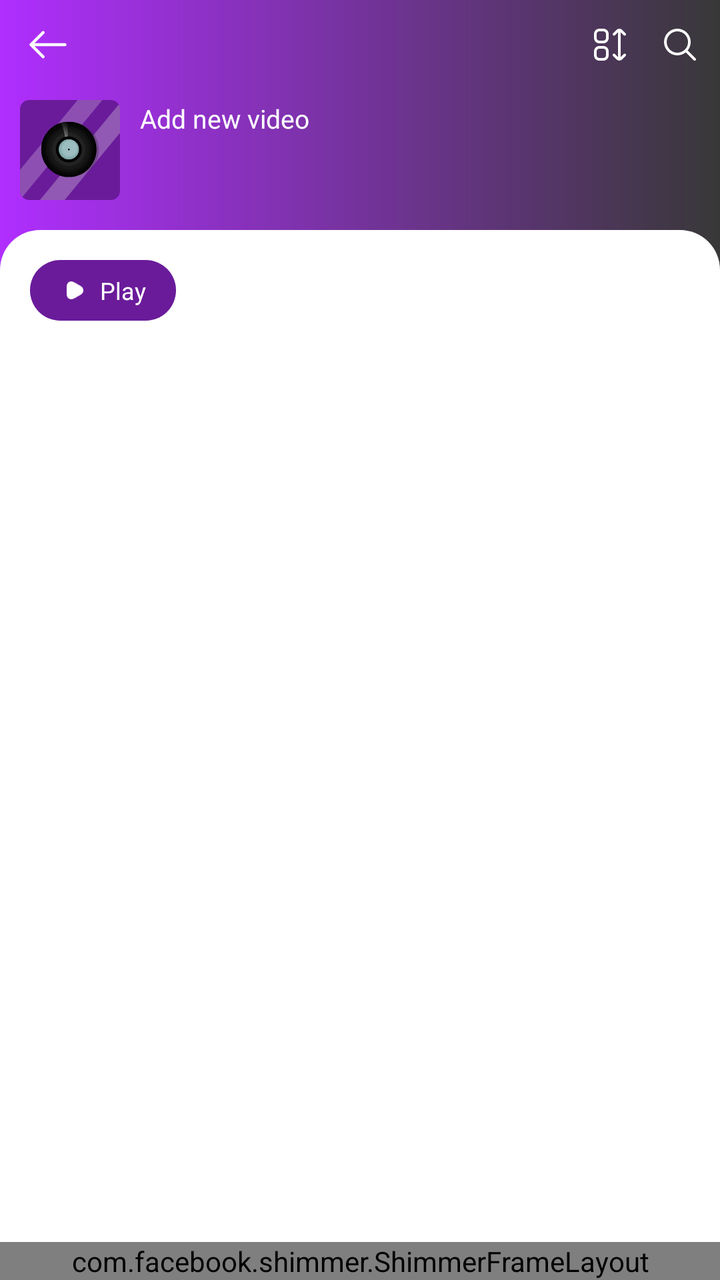
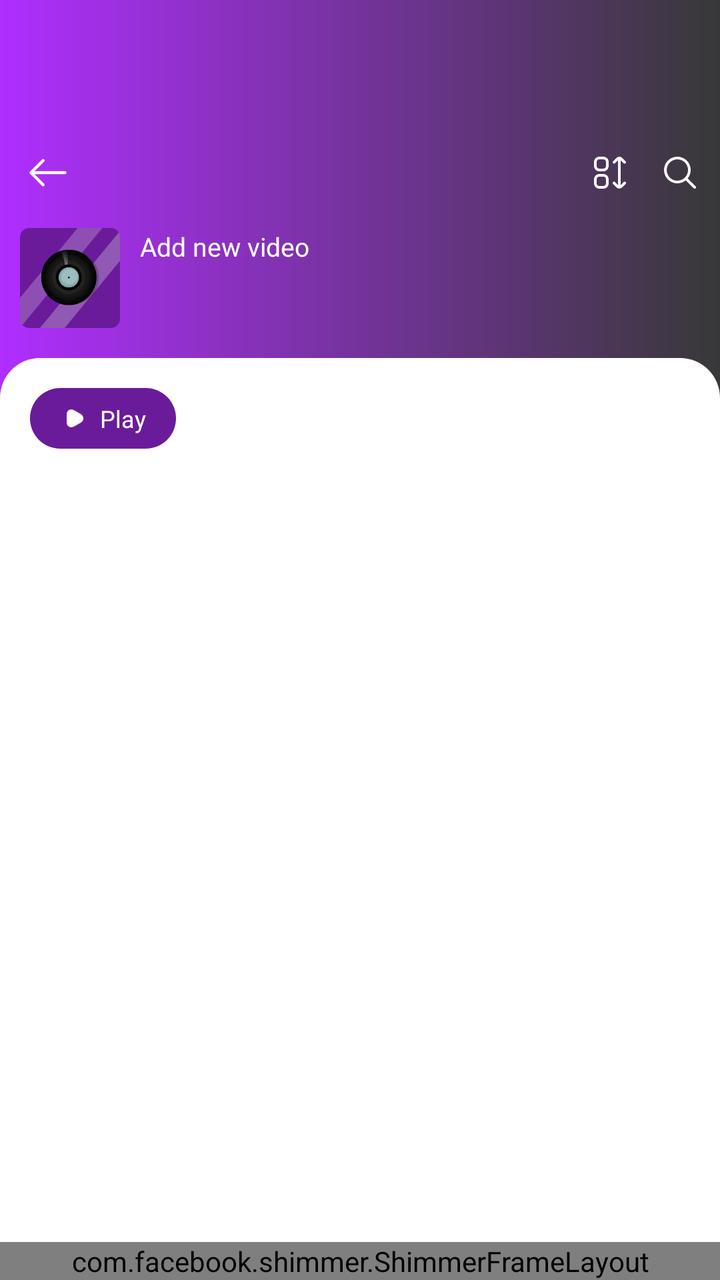

Two renders of the same Android screen: before a commit and after it. Below are the layout's source before the change and the commit's diff.
<!-- AndroidManifest.xml: application theme AppTheme -->
<!-- res/layout/activity_music_album.xml -->
<?xml version="1.0" encoding="utf-8"?>
<androidx.constraintlayout.widget.ConstraintLayout xmlns:android="http://schemas.android.com/apk/res/android"
    xmlns:aapt="http://schemas.android.com/aapt"
    xmlns:app="http://schemas.android.com/apk/res-auto"
    android:layout_width="match_parent"
    android:layout_height="match_parent"
    android:background="@drawable/bg_album">

    <RelativeLayout
        android:id="@+id/rl_title"
        android:layout_width="match_parent"
        android:layout_height="@dimen/_45sdp"
        app:layout_constraintEnd_toEndOf="parent"
        app:layout_constraintStart_toStartOf="parent"
        app:layout_constraintTop_toTopOf="parent">


        <ImageView
            android:id="@+id/iv_back"
            android:layout_width="@dimen/_38sdp"
            android:layout_height="@dimen/_38sdp"
            android:layout_centerVertical="true"
            android:layout_marginStart="@dimen/_5sdp"
            android:background="@drawable/bg_ripple_click_circle"
            android:padding="@dimen/_7sdp"
            android:src="@drawable/ic_back"
            app:tint="@color/white" />

        <TextView
            android:id="@+id/tv_title"
            android:layout_width="match_parent"
            android:layout_height="wrap_content"
            android:layout_centerVertical="true"
            android:layout_marginStart="@dimen/_5sdp"
            android:layout_marginEnd="@dimen/_5sdp"
            android:layout_toStartOf="@+id/iv_sort"
            android:layout_toEndOf="@+id/iv_back"
            android:ellipsize="end"
            android:fontFamily="@font/poppin_medium"
            android:gravity="center_vertical"
            android:lines="1"
            android:text="@string/add_new_video"
            android:textColor="@color/white"
            android:textSize="@dimen/_14sdp"
            android:visibility="gone" />

        <ImageView
            android:id="@+id/iv_sort"
            android:layout_width="@dimen/_30sdp"
            android:layout_height="@dimen/_30sdp"
            android:layout_centerVertical="true"
            android:layout_marginEnd="@dimen/_5sdp"
            android:layout_toStartOf="@+id/iv_search"
            android:background="@drawable/bg_ripple_click_circle"
            android:padding="@dimen/_7sdp"
            android:src="@drawable/ic_sort"
            app:tint="@color/white" />

        <ImageView
            android:id="@+id/iv_search"
            android:layout_width="@dimen/_30sdp"
            android:layout_height="@dimen/_30sdp"
            android:layout_alignParentEnd="true"
            android:layout_centerVertical="true"
            android:layout_marginEnd="@dimen/_5sdp"
            android:background="@drawable/bg_ripple_click_circle"
            android:padding="@dimen/_7sdp"
            android:src="@drawable/img_search"
            app:tint="@color/white" />
    </RelativeLayout>

    <RelativeLayout
        android:id="@+id/rl_search_view"
        android:layout_width="match_parent"
        android:layout_height="@dimen/_40sdp"
        android:visibility="invisible"
        app:layout_constraintEnd_toEndOf="parent"
        app:layout_constraintStart_toStartOf="parent"
        app:layout_constraintTop_toTopOf="parent">

        <androidx.appcompat.widget.SearchView
            android:id="@+id/search_view"
            android:layout_width="match_parent"
            android:layout_height="match_parent"
            android:layout_marginStart="@dimen/_16sdp"
            android:layout_marginTop="@dimen/_5sdp"
            android:layout_marginBottom="@dimen/_5sdp"
            android:layout_toStartOf="@+id/tv_cancel_search"
            android:background="@drawable/bg_search"
            android:gravity="center_vertical"
            android:theme="@style/SearchViewStyle"
            app:closeIcon="@null"
            app:defaultQueryHint="@string/type_in_your_search"
            app:queryHint="@string/type_in_your_search"
            app:searchHintIcon="@null"
            app:searchIcon="@drawable/ic_home_search" />

        <ImageView
            android:id="@+id/tv_cancel_search"
            android:layout_width="@dimen/_30sdp"
            android:layout_height="@dimen/_30sdp"
            android:layout_alignParentEnd="true"
            android:layout_centerVertical="true"
            android:layout_marginStart="@dimen/_5sdp"
            android:layout_marginEnd="@dimen/_10sdp"
            android:background="@drawable/bg_ripple_click_circle"
            android:src="@drawable/ic_noti_close"
            app:tint="@color/white" />
    </RelativeLayout>


    <ImageView
        android:id="@+id/iv_album_art"
        android:layout_width="@dimen/_50sdp"
        android:layout_height="@dimen/_50sdp"
        android:layout_gravity="center"
        android:layout_marginStart="@dimen/_10sdp"
        android:layout_marginTop="@dimen/_5sdp"
        android:scaleType="centerCrop"
        android:src="@drawable/ic_music_album"
        app:layout_constraintStart_toStartOf="parent"
        app:layout_constraintTop_toBottomOf="@+id/rl_title" />


    <LinearLayout
        android:layout_width="0dp"
        android:layout_height="@dimen/_90sdp"
        android:layout_marginStart="@dimen/_10sdp"
        android:layout_marginEnd="@dimen/_10sdp"
        android:gravity="center_vertical"
        android:orientation="vertical"
        app:layout_constraintBottom_toBottomOf="@+id/iv_album_art"
        app:layout_constraintEnd_toEndOf="parent"
        app:layout_constraintStart_toEndOf="@+id/iv_album_art"
        app:layout_constraintTop_toTopOf="@+id/iv_album_art">

        <TextView
            android:id="@+id/tv_title_2"
            android:layout_width="wrap_content"
            android:layout_height="wrap_content"
            android:ellipsize="end"
            android:gravity="center"
            android:lines="1"
            android:text="@string/add_new_video"
            android:textColor="@color/white"
            android:textSize="@dimen/_13sdp" />

        <TextView
            android:id="@+id/tv_artist"
            android:layout_width="wrap_content"
            android:layout_height="wrap_content"
            android:layout_marginTop="2dp"
            android:ellipsize="end"
            android:gravity="center"
            android:lines="1"
            android:textColor="@color/white"
            android:textSize="@dimen/_10sdp" />

        <TextView
            android:id="@+id/tv_info_album"
            android:layout_width="wrap_content"
            android:layout_height="wrap_content"
            android:layout_marginTop="2dp"
            android:ellipsize="end"
            android:gravity="center"
            android:lines="1"
            android:textColor="@color/white"
            android:textSize="@dimen/_10sdp" />
    </LinearLayout>


    <RelativeLayout
        android:id="@+id/cv_thumbnail"
        android:layout_width="match_parent"
        android:layout_height="0dp"
        android:layout_marginTop="@dimen/_15sdp"
        android:background="@drawable/bg_fragment_content"
        app:layout_constraintBottom_toBottomOf="parent"
        app:layout_constraintBottom_toTopOf="@+id/bottom"
        app:layout_constraintTop_toBottomOf="@+id/iv_album_art">


        <LinearLayout
            android:id="@+id/ll_play"
            android:layout_width="wrap_content"
            android:layout_height="wrap_content"
            android:layout_marginStart="@dimen/_15sdp"
            android:layout_marginTop="@dimen/_15sdp"
            android:background="@drawable/bg_main"
            android:gravity="center"
            android:paddingStart="@dimen/_15sdp"
            android:paddingTop="@dimen/_7sdp"
            android:paddingEnd="@dimen/_15sdp"
            android:paddingBottom="@dimen/_7sdp">

            <ImageView
                android:layout_width="@dimen/_15sdp"
                android:layout_height="@dimen/_15sdp"
                android:src="@drawable/ic_play_album" />

            <TextView
                android:layout_width="wrap_content"
                android:layout_height="wrap_content"
                android:layout_marginStart="@dimen/_5sdp"
                android:text="@string/play"
                android:textColor="@color/white"
                android:textSize="@dimen/_12sdp" />
        </LinearLayout>

        <androidx.recyclerview.widget.RecyclerView
            android:id="@+id/rv_content"
            android:layout_width="match_parent"
            android:layout_height="match_parent"
            android:layout_below="@+id/ll_play"
            android:layout_marginBottom="@dimen/_5sdp"
            android:paddingTop="@dimen/_10sdp" />

    </RelativeLayout>


    <LinearLayout
        android:id="@+id/bottom"
        android:layout_width="match_parent"
        android:layout_height="wrap_content"
        android:layout_alignParentBottom="true"
        android:background="@color/bg_color"
        android:orientation="vertical"
        app:layout_constraintBottom_toBottomOf="parent"
        app:layout_constraintEnd_toEndOf="parent"
        app:layout_constraintStart_toStartOf="parent">

        <com.facebook.shimmer.ShimmerFrameLayout
            android:id="@+id/shimmer_container_banner"
            android:layout_width="match_parent"
            android:layout_height="wrap_content"
            android:layout_alignParentBottom="true"
            android:background="@drawable/bg_card_ads"
            app:shimmer_auto_start="true"
            app:shimmer_base_color="#ccc">

            <include layout="@layout/load_banner" />

        </com.facebook.shimmer.ShimmerFrameLayout>


        <RelativeLayout
            android:id="@+id/adContainerBanner"
            style="@style/BannerAdsView" />

    </LinearLayout>
</androidx.constraintlayout.widget.ConstraintLayout>
<!-- res/layout/load_banner.xml (included above) -->
<?xml version="1.0" encoding="utf-8"?>
<RelativeLayout xmlns:android="http://schemas.android.com/apk/res/android"
    android:layout_width="match_parent"
    android:layout_height="50dp">

    <LinearLayout
        android:layout_width="match_parent"
        android:layout_height="50dp"
        android:orientation="horizontal">

        <ImageView
            android:layout_width="50dp"
            android:layout_height="50dp"
            android:background="@color/gray_light"
            android:contentDescription="@string/app_name"
            android:padding="5dp"
            android:scaleType="centerCrop" />

        <LinearLayout
            android:layout_width="0dp"
            android:layout_height="match_parent"
            android:layout_gravity="center"
            android:layout_marginLeft="5dp"
            android:layout_marginRight="5dp"
            android:layout_weight="1"
            android:gravity="center"
            android:orientation="vertical">

            <TextView
                android:layout_width="match_parent"
                android:layout_height="wrap_content"
                android:layout_marginTop="5dp"
                android:background="@color/gray_light"
                android:ellipsize="end"
                android:lines="1"
                android:textColor="@android:color/black"
                android:textSize="15sp" />

            <TextView
                android:layout_width="match_parent"
                android:layout_height="wrap_content"
                android:layout_marginBottom="5dp"
                android:background="@color/gray_light"
                android:ellipsize="end"
                android:lines="1"
                android:textColor="@android:color/darker_gray"
                android:textSize="14sp" />
        </LinearLayout>

        <androidx.appcompat.widget.AppCompatButton
            android:layout_width="wrap_content"
            android:layout_height="wrap_content"
            android:layout_gravity="center"
            android:layout_marginTop="5dp"
            android:layout_marginEnd="10dp"
            android:layout_marginBottom="5dp"
            android:background="@drawable/bg_main"
            android:gravity="center"
            android:paddingLeft="5dp"
            android:paddingRight="5dp"
            android:textColor="@android:color/white"
            android:textSize="12sp"
          />
    </LinearLayout>

    <TextView
        style="@style/Ads"
        android:layout_alignParentStart="true"
        android:layout_alignParentTop="true" />
</RelativeLayout>
<!-- resources referenced by this layout -->
<resources>
  <color name="bg_color">#ffffff</color>
  <color name="gray_light">#9F9F9F</color>
  <color name="white">#FFFFFFFF</color>
  <dimen name="_10sdp">10dp</dimen>
  <dimen name="_12sdp">12dp</dimen>
  <dimen name="_13sdp">13dp</dimen>
  <dimen name="_14sdp">14dp</dimen>
  <dimen name="_15sdp">15dp</dimen>
  <dimen name="_16sdp">16dp</dimen>
  <dimen name="_30sdp">30dp</dimen>
  <dimen name="_38sdp">38dp</dimen>
  <dimen name="_40sdp">40dp</dimen>
  <dimen name="_45sdp">45dp</dimen>
  <dimen name="_50sdp">50dp</dimen>
  <dimen name="_5sdp">5dp</dimen>
  <dimen name="_7sdp">7dp</dimen>
  <dimen name="_90sdp">90dp</dimen>
  <!-- drawable bg_album (drawable) -->
  <?xml version="1.0" encoding="utf-8"?>
  <shape xmlns:android="http://schemas.android.com/apk/res/android">
  
      <gradient
          android:endColor="#383838"
          android:startColor="#B02EFF"
          android:type="linear" />
  
  </shape>
  <!-- drawable bg_fragment_content (drawable) -->
  <?xml version="1.0" encoding="utf-8"?>
  <shape xmlns:android="http://schemas.android.com/apk/res/android" xmlns:app="http://schemas.android.com/apk/res-auto" xmlns:aapt="http://schemas.android.com/aapt">
      <corners android:topLeftRadius="20dp" android:topRightRadius="20dp"/>
      <solid android:color="#ffffff"/>
  </shape>
  <!-- drawable bg_main (drawable) -->
  <?xml version="1.0" encoding="utf-8"?>
  <shape xmlns:android="http://schemas.android.com/apk/res/android" xmlns:app="http://schemas.android.com/apk/res-auto" xmlns:aapt="http://schemas.android.com/aapt">
      <solid android:color="@color/app_color"/>
      <corners android:radius="@dimen/_50sdp"/>
  </shape>
  <string name="add_new_video">Add new video</string>
  <string name="app_name">HD Video Player - All in One</string>
  <string name="play">Play</string>
  <string name="type_in_your_search">Type in your search</string>
  <style name="BannerAdsView">
          <item name="android:layout_alignParentBottom">true</item>
          <item name="android:layout_width">match_parent</item>
          <item name="android:layout_height">wrap_content</item>
          <item name="android:layout_centerHorizontal">true</item>
          <item name="android:gravity">center</item>
      </style>
  <style name="SearchViewStyle">
          <item name="android:textSize">@dimen/_10sdp</item>
          <item name="android:textColorHint">@color/black</item>
          <item name="android:editTextColor">@color/black</item>
      </style>
  <style name="AppTheme" parent="Theme.Material3.DayNight.NoActionBar">
          <item name="android:windowBackground">@null</item>
          <item name="android:windowDisablePreview">true</item>
          <item name="android:statusBarColor">@color/black</item>
  
          <item name="colorPrimary">@color/dark_purple</item>
          <item name="colorAccent">@color/colorAccent</item>
  
  
          <item name="windowActionBar">false</item>
          <item name="windowNoTitle">true</item>
          <item name="colorControlNormal">@color/black</item>
          <item name="colorControlActivated">@color/rating</item>
      </style>
  <color name="app_color">#6A1B9A</color>
  <color name="light_purple">#EBDFF2</color>
  <!-- drawable ads_icon (drawable) -->
  <?xml version="1.0" encoding="utf-8"?>
  <shape xmlns:android="http://schemas.android.com/apk/res/android">
      <solid android:color="#FFC107" />
      <corners
          android:bottomLeftRadius="2dp"
          android:bottomRightRadius="13dp"
          android:radius="1dp"
          android:topLeftRadius="10dp"
          android:topRightRadius="2dp" />
  </shape>
  <color name="black">#FF000000</color>
  <color name="dark_purple">#6A1B9A</color>
  <color name="colorAccent">#212121</color>
  <color name="rating">#FFC70A</color>
  <!-- unchanged entries left out for length: 11 -->
</resources>

<!-- the commit's change to res/layout/activity_music_album.xml (unified diff, before → after) -->
@@ -4,6 +4,11 @@
     xmlns:app="http://schemas.android.com/apk/res-auto"
     android:layout_width="match_parent"
     android:layout_height="match_parent"
+    android:id="@+id/rootView"
+    android:fitsSystemWindows="true"
+    android:paddingTop="?attr/actionBarSize"
+    xmlns:tools="http://schemas.android.com/tools"
+    tools:context=".activities.MusicAlbumActivity"
     android:background="@drawable/bg_album">
 
     <RelativeLayout
<!-- resource entries referenced after the edit -->
@@ -58,16 +58,19 @@
   <style name="AppTheme" parent="Theme.Material3.DayNight.NoActionBar">
           <item name="android:windowBackground">@null</item>
           <item name="android:windowDisablePreview">true</item>
-          <item name="android:statusBarColor">@color/black</item>
+  
   
           <item name="colorPrimary">@color/dark_purple</item>
           <item name="colorAccent">@color/colorAccent</item>
-  
-  
           <item name="windowActionBar">false</item>
           <item name="windowNoTitle">true</item>
           <item name="colorControlNormal">@color/black</item>
           <item name="colorControlActivated">@color/rating</item>
+  
+          <item name="android:statusBarColor" tools:targetApi="l">@color/white</item>
+          <item name="android:windowLightStatusBar">true</item>
+          <item name="android:windowDrawsSystemBarBackgrounds">true</item>
+  
       </style>
   <color name="app_color">#6A1B9A</color>
   <color name="light_purple">#EBDFF2</color>
